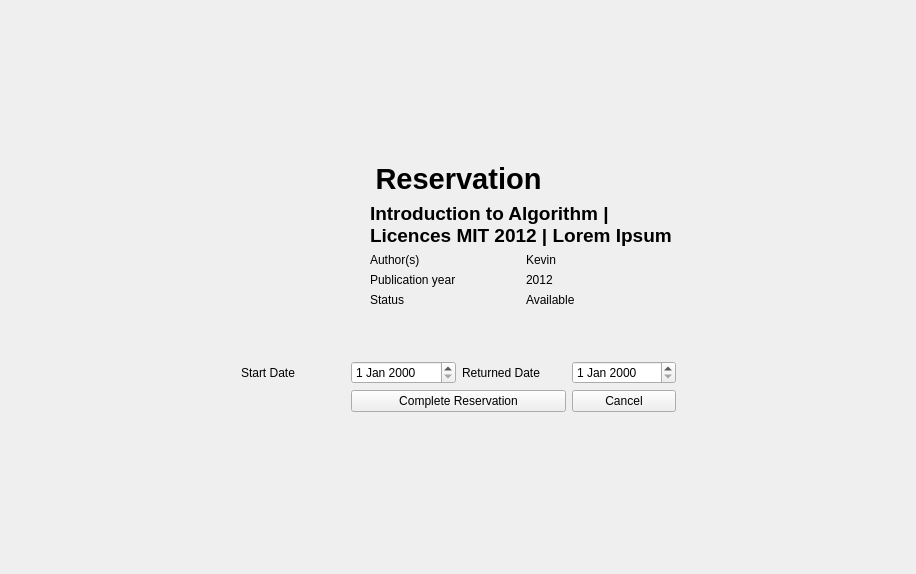
Above: contentdetailsdialog.ui from huyquoctrinh/LibraryManagement before the change. Below: the same form after it.
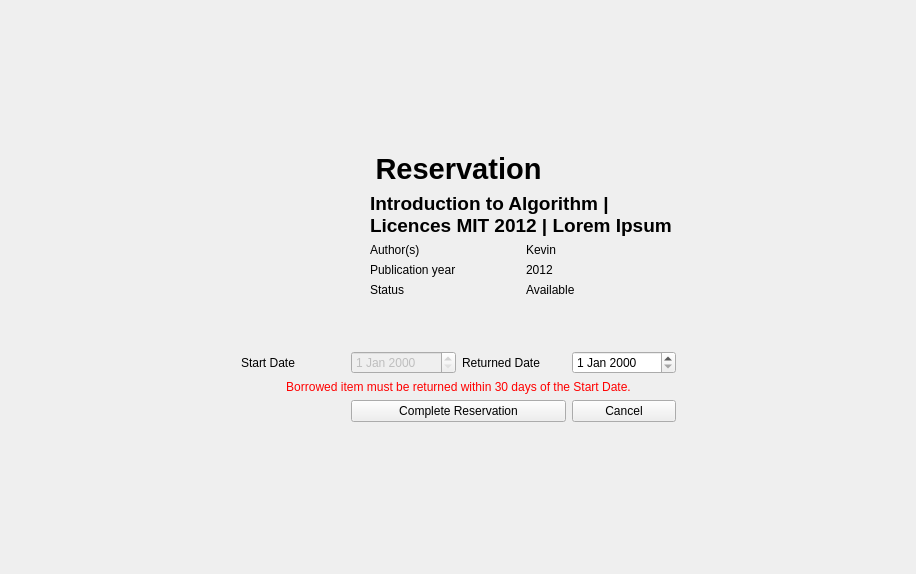
That is the form after the change. Icons and pictures are not drawn.

What changed in the file:
```diff
--- a/contentdetailsdialog.ui
+++ b/contentdetailsdialog.ui
@@ -472,15 +472,15 @@
        <item>
         <layout class="QGridLayout" name="gridLayout_7" columnstretch="0,0,0,0">
          <item row="0" column="1">
-          <widget class="QDateEdit" name="edtDateStart"/>
-         </item>
-         <item row="0" column="0">
-          <widget class="QLabel" name="label_11">
-           <property name="text">
-            <string>Start Date</string>
+          <widget class="QDateEdit" name="edtDateStart">
+           <property name="enabled">
+            <bool>false</bool>
            </property>
           </widget>
          </item>
+         <item row="0" column="3">
+          <widget class="QDateEdit" name="edtDateReturned"/>
+         </item>
          <item row="0" column="2">
           <widget class="QLabel" name="label_12">
            <property name="text">
@@ -488,23 +488,40 @@
            </property>
           </widget>
          </item>
-         <item row="1" column="1" colspan="2">
-          <widget class="QPushButton" name="btnReserve">
-           <property name="text">
-            <string>Complete Reservation</string>
-           </property>
-          </widget>
-         </item>
-         <item row="0" column="3">
-          <widget class="QDateEdit" name="edtDateReturned"/>
-         </item>
-         <item row="1" column="3">
+         <item row="2" column="3">
           <widget class="QPushButton" name="btnCancel">
            <property name="text">
             <string>Cancel</string>
            </property>
           </widget>
          </item>
+         <item row="0" column="0">
+          <widget class="QLabel" name="label_11">
+           <property name="text">
+            <string>Start Date</string>
+           </property>
+          </widget>
+         </item>
+         <item row="2" column="1" colspan="2">
+          <widget class="QPushButton" name="btnReserve">
+           <property name="text">
+            <string>Complete Reservation</string>
+           </property>
+          </widget>
+         </item>
+         <item row="1" column="0" colspan="4">
+          <widget class="QLabel" name="lblSttReserve">
+           <property name="styleSheet">
+            <string notr="true">color: rgb(255, 0, 0);</string>
+           </property>
+           <property name="text">
+            <string>Borrowed item must be returned within 30 days of the Start Date.</string>
+           </property>
+           <property name="alignment">
+            <set>Qt::AlignCenter</set>
+           </property>
+          </widget>
+         </item>
         </layout>
        </item>
        <item>
```
